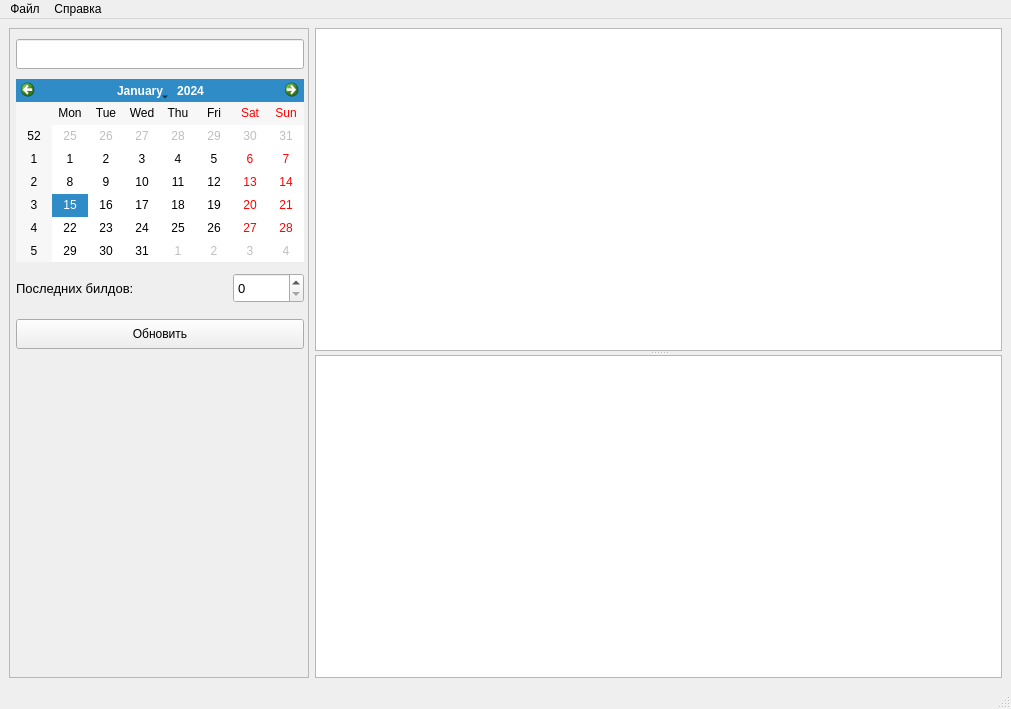
Old version of the form src/MainWindow.ui in the repository Sova777/QHudsonResults.
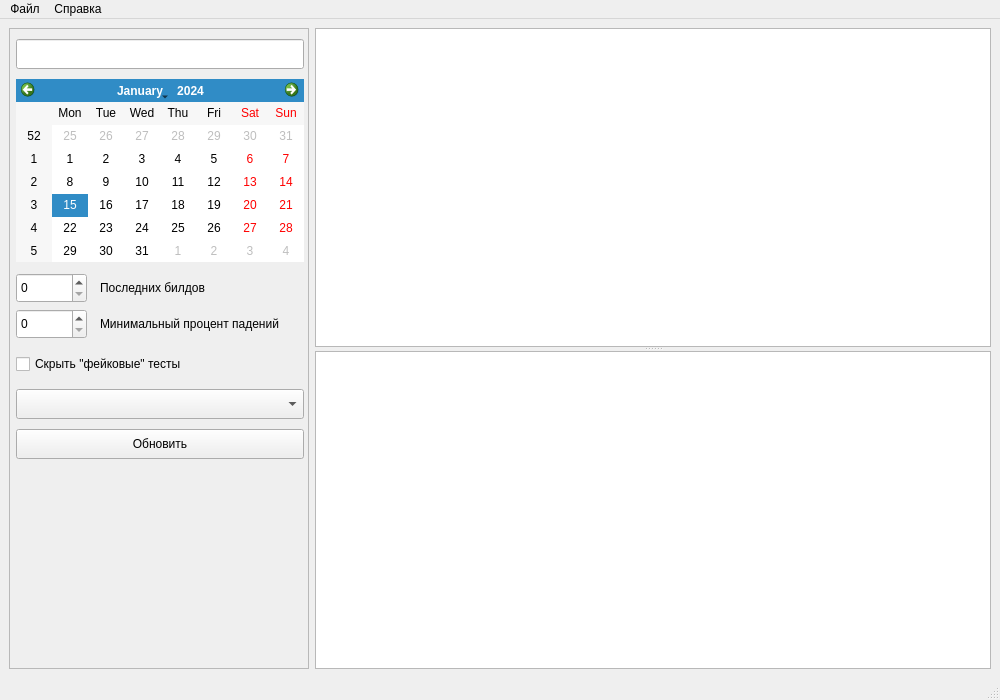
New version of the form. Icons and pictures are not drawn.

Diff of the .ui file:
```diff
--- a/src/MainWindow.ui
+++ b/src/MainWindow.ui
@@ -6,20 +6,20 @@
    <rect>
     <x>0</x>
     <y>0</y>
-    <width>1011</width>
-    <height>709</height>
+    <width>1000</width>
+    <height>700</height>
    </rect>
   </property>
+  <property name="sizePolicy">
+   <sizepolicy hsizetype="Maximum" vsizetype="Maximum">
+    <horstretch>0</horstretch>
+    <verstretch>0</verstretch>
+   </sizepolicy>
+  </property>
   <property name="minimumSize">
    <size>
-    <width>0</width>
-    <height>655</height>
-   </size>
-  </property>
-  <property name="maximumSize">
-   <size>
-    <width>16777215</width>
-    <height>6000</height>
+    <width>500</width>
+    <height>500</height>
    </size>
   </property>
   <property name="windowTitle">
@@ -78,14 +78,14 @@
          <x>0</x>
          <y>0</y>
          <width>298</width>
-         <height>648</height>
+         <height>639</height>
         </rect>
        </property>
        <widget class="QPushButton" name="btnRefresh">
         <property name="geometry">
          <rect>
           <x>6</x>
-          <y>290</y>
+          <y>400</y>
           <width>288</width>
           <height>30</height>
          </rect>
@@ -123,34 +123,85 @@
        <widget class="QSpinBox" name="spinBox">
         <property name="geometry">
          <rect>
-          <x>223</x>
+          <x>6</x>
           <y>244</y>
           <width>71</width>
           <height>30</height>
          </rect>
         </property>
-        <property name="font">
-         <font>
-          <pointsize>10</pointsize>
-         </font>
+        <property name="maximum">
+         <number>100</number>
         </property>
        </widget>
        <widget class="QLabel" name="label">
         <property name="geometry">
          <rect>
-          <x>6</x>
+          <x>90</x>
           <y>244</y>
           <width>201</width>
           <height>30</height>
          </rect>
         </property>
-        <property name="font">
-         <font>
-          <pointsize>10</pointsize>
-         </font>
+        <property name="text">
+         <string>Последних билдов</string>
         </property>
+        <property name="alignment">
+         <set>Qt::AlignLeading|Qt::AlignLeft|Qt::AlignVCenter</set>
+        </property>
+       </widget>
+       <widget class="QLabel" name="label_2">
+        <property name="geometry">
+         <rect>
+          <x>90</x>
+          <y>280</y>
+          <width>201</width>
+          <height>30</height>
+         </rect>
+        </property>
         <property name="text">
-         <string>Последних билдов:</string>
+         <string>Минимальный процент падений</string>
+        </property>
+       </widget>
+       <widget class="QSpinBox" name="spinPercents">
+        <property name="geometry">
+         <rect>
+          <x>6</x>
+          <y>280</y>
+          <width>71</width>
+          <height>30</height>
+         </rect>
+        </property>
+        <property name="maximum">
+         <number>100</number>
+        </property>
+        <property name="singleStep">
+         <number>10</number>
+        </property>
+       </widget>
+       <widget class="QCheckBox" name="cbRealName">
+        <property name="geometry">
+         <rect>
+          <x>6</x>
+          <y>320</y>
+          <width>288</width>
+          <height>30</height>
+         </rect>
+        </property>
+        <property name="text">
+         <string>Скрыть &quot;фейковые&quot; тесты</string>
+        </property>
+        <property name="tristate">
+         <bool>false</bool>
+        </property>
+       </widget>
+       <widget class="QComboBox" name="cbMode">
+        <property name="geometry">
+         <rect>
+          <x>6</x>
+          <y>360</y>
+          <width>288</width>
+          <height>30</height>
+         </rect>
         </property>
        </widget>
       </widget>
@@ -201,7 +252,7 @@
     <rect>
      <x>0</x>
      <y>0</y>
-     <width>1011</width>
+     <width>1000</width>
      <height>21</height>
     </rect>
    </property>
```
Left out of the diff: 6 changed lines with no effect on the pictures.
